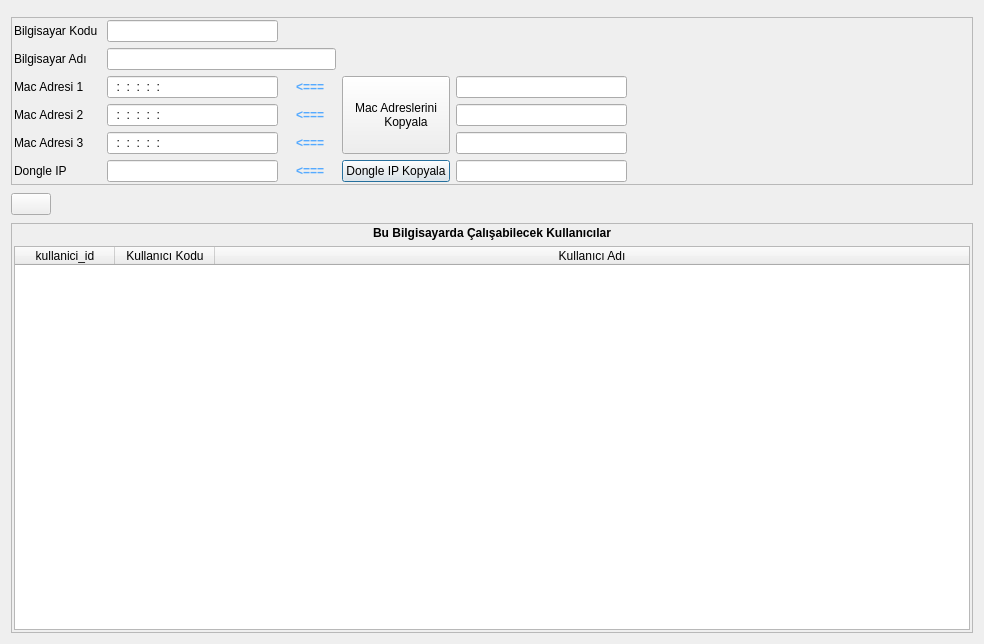
adakteknoloji/FRAMEWORK, file YONETIM/bilgisayarlar_formu.ui: the form before one commit.
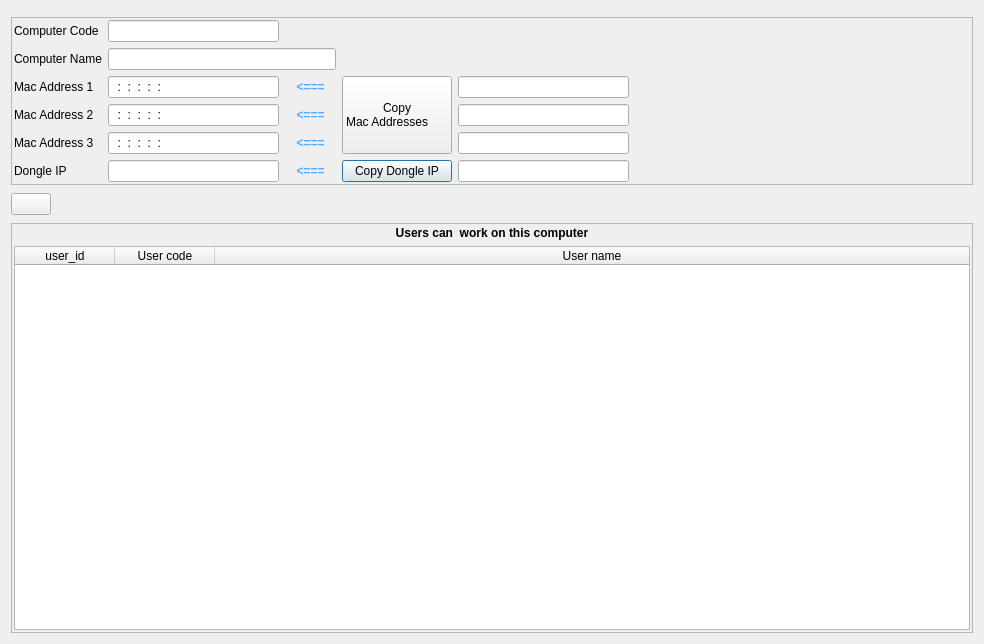
The form after the commit. Icons and pictures are not drawn.

Commit message: Bilgisayarlar_formu.cpp kodu ingilizceleştirildi.

What changed in the file:
```diff
--- a/YONETIM/bilgisayarlar_formu.ui
+++ b/YONETIM/bilgisayarlar_formu.ui
@@ -59,7 +59,7 @@
            </sizepolicy>
           </property>
           <property name="text">
-           <string>Bilgisayar Kodu </string>
+           <string>Computer Code</string>
           </property>
          </widget>
         </item>
@@ -97,7 +97,7 @@
            </sizepolicy>
           </property>
           <property name="text">
-           <string>Bilgisayar Adı </string>
+           <string>Computer Name</string>
           </property>
           <property name="buddy">
            <cstring>lineEdit_bilgisayar_adi</cstring>
@@ -264,7 +264,7 @@
            </size>
           </property>
           <property name="text">
-           <string>Dongle IP Kopyala</string>
+           <string>Copy Dongle IP</string>
           </property>
          </widget>
         </item>
@@ -343,7 +343,7 @@
            </sizepolicy>
           </property>
           <property name="text">
-           <string>Mac Adresi 1</string>
+           <string>Mac Address 1</string>
           </property>
           <property name="buddy">
            <cstring>line_edit_mac_1</cstring>
@@ -375,7 +375,7 @@
            </sizepolicy>
           </property>
           <property name="text">
-           <string>Mac Adresi 2</string>
+           <string>Mac Address 2</string>
           </property>
          </widget>
         </item>
@@ -388,7 +388,7 @@
            </sizepolicy>
           </property>
           <property name="text">
-           <string>Mac Adresi 3</string>
+           <string>Mac Address 3</string>
           </property>
          </widget>
         </item>
@@ -483,8 +483,8 @@
            </size>
           </property>
           <property name="text">
-           <string>Mac Adreslerini
-      Kopyala</string>
+           <string>Copy 
+Mac Addresses      </string>
           </property>
          </widget>
         </item>
@@ -613,17 +613,17 @@
         </attribute>
         <column>
          <property name="text">
-          <string>kullanici_id</string>
+          <string>user_id</string>
          </property>
         </column>
         <column>
          <property name="text">
-          <string>Kullanıcı Kodu</string>
+          <string>User code</string>
          </property>
         </column>
         <column>
          <property name="text">
-          <string>Kullanıcı Adı</string>
+          <string>User name</string>
          </property>
         </column>
        </widget>
@@ -643,7 +643,7 @@
          </font>
         </property>
         <property name="text">
-         <string>Bu Bilgisayarda Çalışabilecek Kullanıcılar</string>
+         <string>Users can  work on this computer</string>
         </property>
         <property name="alignment">
          <set>Qt::AlignCenter</set>
```
Left out of the diff: 4 changed lines with no effect on the pictures. The commit also changes 1 other file.
